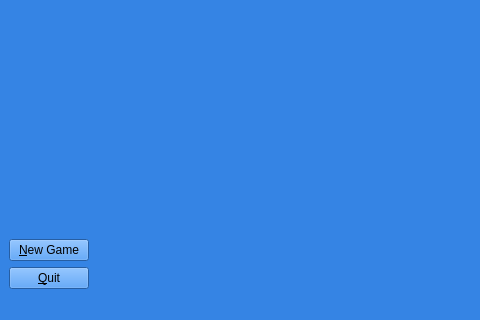
aparadox775/qt_chess, file mainwindow.ui: the form before one commit; both pictures show x 0 to 480 and y 272 to 592 of the 772 by 592 pixel window.
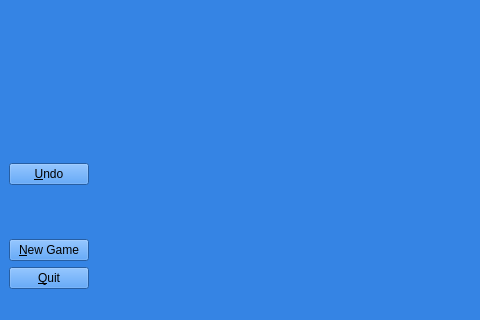
The form after the commit. Icons and pictures are not drawn. Custom widgets are drawn as their Qt base class.

Commit message: add highlight on click and undo function

Diff of the .ui file:
```diff
--- a/mainwindow.ui
+++ b/mainwindow.ui
@@ -633,6 +633,13 @@
     <item row="17" column="1" rowspan="2" colspan="2">
      <widget class="QWidget" name="widget_2" native="true"/>
     </item>
+    <item row="7" column="0">
+     <widget class="QPushButton" name="undoButt">
+      <property name="text">
+       <string>&amp;Undo</string>
+      </property>
+     </widget>
+    </item>
    </layout>
   </widget>
   <widget class="QMenuBar" name="menubar">
```
Left out of the diff: 9 changed lines with no effect on the pictures. The commit also changes 6 other files.
